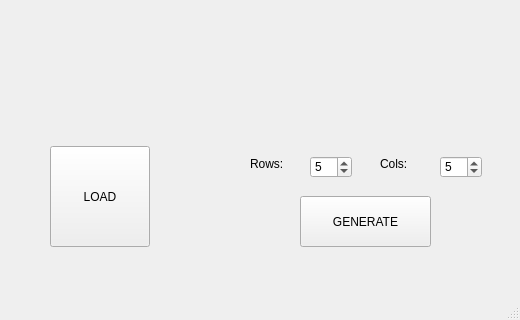
This is mainwindow.ui in Sanf1r/Maze as Qt 5 draws it before an edit; both pictures show x 0 to 520 and y 374 to 694 of the 520 by 694 pixel window. The edited form follows.
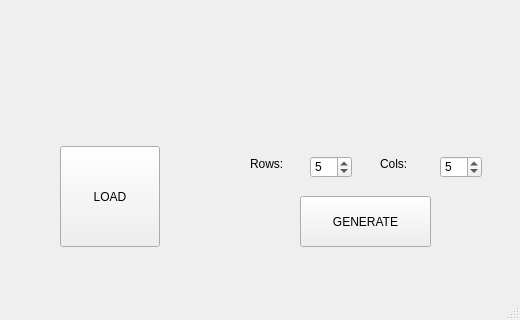
This is the edited form. Custom widgets are drawn as their Qt base class.

Diff of the .ui file:
```diff
--- a/mainwindow.ui
+++ b/mainwindow.ui
@@ -17,7 +17,7 @@
    <widget class="QPushButton" name="pushButton">
     <property name="geometry">
      <rect>
-      <x>50</x>
+      <x>60</x>
       <y>520</y>
       <width>100</width>
       <height>101</height>
```
